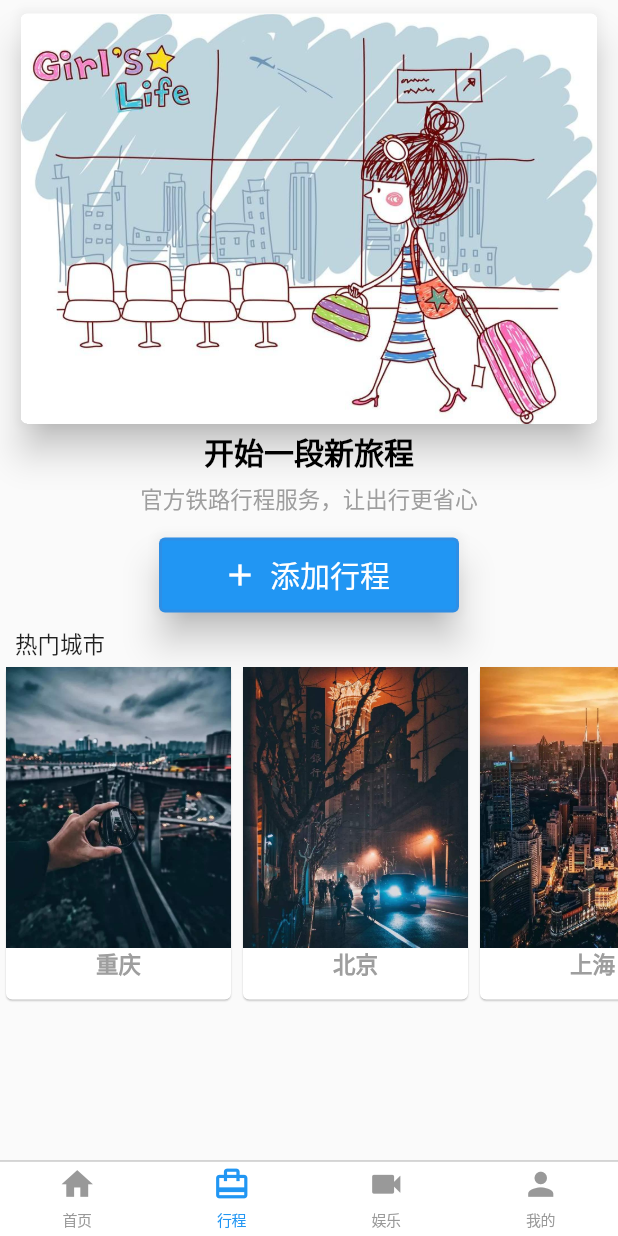
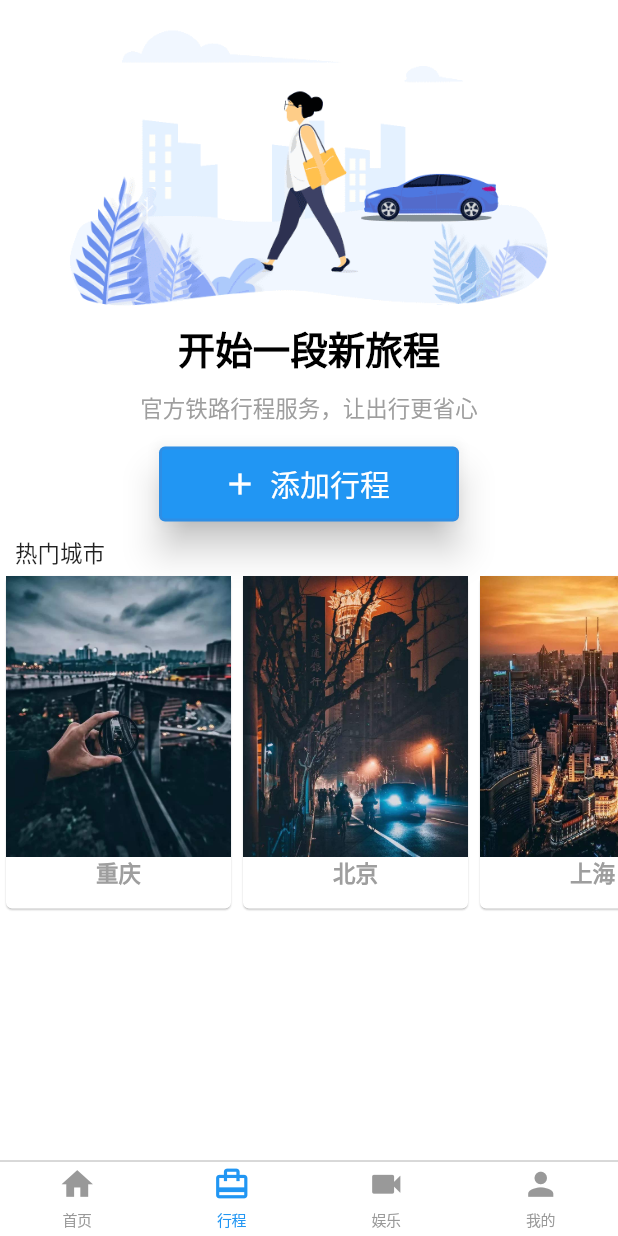
Before and after one commit to yichuancq/flutter_highspeed_railway, a Flutter app: the screen it shows after launch, item 2 of the bottom bar chosen, on a phone screen of 412 x 824 dp. Run offline on Flutter 3.47's test engine with Material 2 defaults, Android fonts, the phone set to English and light mode, and no system bars.

Commit message:
fix 代码

```diff
--- a/lib/trip/trip.dart
+++ b/lib/trip/trip.dart
@@ -38,18 +38,18 @@ class _TripPageState extends State<TripPage> {
       margin: EdgeInsets.only(top: 5, left: 10, right: 10),
       child: Column(
         children: <Widget>[
-          Card(
-            clipBehavior: Clip.hardEdge,
-            elevation: 10,
-            child: Image.asset("assets/image/trip.jpeg", fit: BoxFit.fill),
-          ),
+//          Card(
+//            clipBehavior: Clip.hardEdge,
+//            elevation: 10,
+//            child: Image.asset("assets/image/business.png", fit: BoxFit.fill),
+//          ),
           Text("开始一段新旅程",
               style: TextStyle(
                   color: Colors.black,
                   fontWeight: FontWeight.bold,
-                  fontSize: 20.0)),
+                  fontSize: 25.0)),
           SizedBox(
-            height: 5,
+            height: 10,
           ),
           Text("官方铁路行程服务，让出行更省心",
               style: TextStyle(
@@ -124,10 +124,6 @@ class _TripPageState extends State<TripPage> {
           _header(),
           _hotCityLab(),
           _hotCity(),
-//          _hotCityLab(),
-//          _hotCity(),
-//          _hotCityLab(),
-//          _hotCity(),
         ],
       ),
     );
@@ -136,10 +132,17 @@ class _TripPageState extends State<TripPage> {
   @override
   Widget build(BuildContext context) {
     return Scaffold(
-      body: new SafeArea(
-        child: _builderBody(),
-      ),
-    );
+        backgroundColor: Colors.white,
+        body: Container(
+          margin: EdgeInsets.only(top: 0),
+          child: Column(
+            children: <Widget>[
+              Image.asset("assets/image/business.png", fit: BoxFit.fill),
+              _builderBody(),
+            ],
+            // Image.asset("assets/image/business.png", fit: BoxFit.fill),
+          ),
+        ));
   }
 
 //  @override
```
Also changed, not shown: assets/image/business.png (added), assets/image/logo.png (added), screenshort/trip.png.
